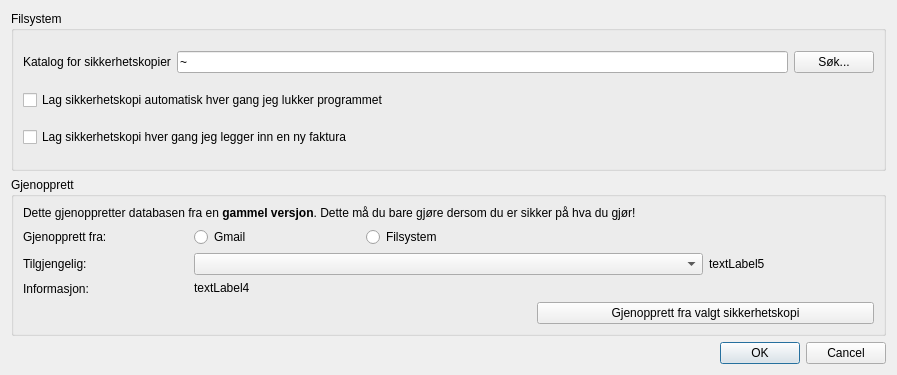
This is finfaktura/ui/sikkerhetskopi.ui in unhammer/finfaktura-prev as Qt 5 draws it before an edit. The edited form follows.
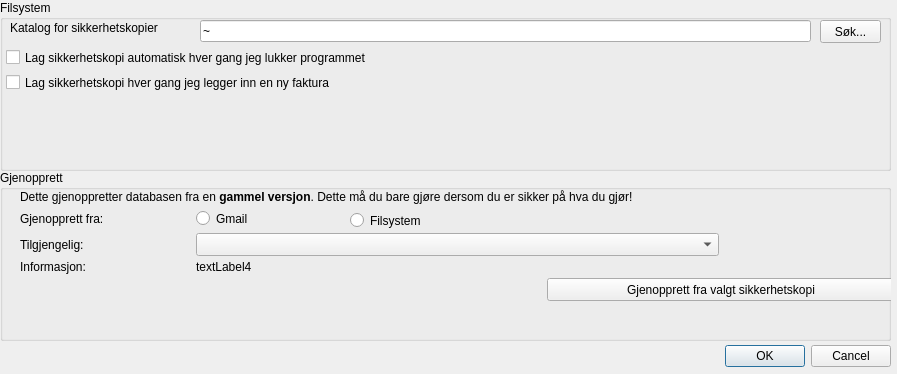
This is the edited form. Custom widgets are drawn as their Qt base class.

Commit message: Konverter ui/sikkerhetskopi.ui fra qt3 til qt4

Diff of the .ui file:
```diff
--- a/finfaktura/ui/sikkerhetskopi.ui
+++ b/finfaktura/ui/sikkerhetskopi.ui
@@ -1,187 +1,263 @@
 <ui version="4.0" >
  <class>Dialog</class>
- <widget class="QDialog" name="Dialog" >
-  <property name="geometry" >
+ <widget class="QDialog" name="Dialog">
+  <property name="geometry">
    <rect>
     <x>0</x>
     <y>0</y>
     <width>897</width>
-    <height>375</height>
+    <height>374</height>
    </rect>
   </property>
   <property name="windowTitle" >
    <string>Dialog</string>
   </property>
-  <layout class="QGridLayout" name="gridLayout" >
-   <item row="0" column="0" >
-    <widget class="Q3GroupBox" name="groupBox11" >
-     <property name="title" >
-      <string>Filsystem</string>
-     </property>
-     <layout class="QGridLayout" name="gridLayout_2" >
-      <item row="0" column="0" >
-       <widget class="QLabel" name="textLabel1_7_2" >
-        <property name="text" >
-         <string>Katalog for sikkerhetskopier</string>
-        </property>
-        <property name="wordWrap" >
-         <bool>false</bool>
-        </property>
-       </widget>
-      </item>
-      <item row="0" column="1" >
-       <widget class="QLineEdit" name="sikkerhetskopiKatalog" >
-        <property name="text" >
-         <string>~</string>
-        </property>
-       </widget>
-      </item>
-      <item row="0" column="2" >
-       <widget class="QPushButton" name="sikkerhetskopiKatalogSok" >
-        <property name="text" >
-         <string>Søk...</string>
-        </property>
-       </widget>
-      </item>
-      <item row="1" column="0" colspan="2" >
-       <widget class="QCheckBox" name="sikkerhetskopiVedAvslutt" >
-        <property name="text" >
-         <string>Lag sikkerhetskopi automatisk hver gang jeg lukker programmet</string>
-        </property>
-       </widget>
-      </item>
-      <item row="2" column="0" colspan="2" >
-       <widget class="QCheckBox" name="sikkerhetskopiVedFaktura" >
-        <property name="text" >
-         <string>Lag sikkerhetskopi hver gang jeg legger inn en ny faktura</string>
-        </property>
-       </widget>
-      </item>
-     </layout>
-    </widget>
-   </item>
-   <item row="1" column="0" >
-    <widget class="Q3GroupBox" name="groupBox17" >
-     <property name="title" >
-      <string>Gjenopprett</string>
-     </property>
-     <layout class="QGridLayout" >
-      <item row="2" column="0" >
-       <widget class="QLabel" name="textLabel2_5_2" >
-        <property name="text" >
-         <string>Tilgjengelig:</string>
-        </property>
-        <property name="wordWrap" >
-         <bool>false</bool>
-        </property>
-       </widget>
-      </item>
-      <item row="1" column="1" >
-       <widget class="QRadioButton" name="radioButton5" >
-        <property name="text" >
-         <string>Gmail</string>
-        </property>
-       </widget>
-      </item>
-      <item row="1" column="0" >
-       <widget class="QLabel" name="textLabel2_5" >
-        <property name="text" >
-         <string>Gjenopprett fra:</string>
-        </property>
-        <property name="wordWrap" >
-         <bool>false</bool>
-        </property>
-       </widget>
-      </item>
-      <item row="1" column="2" >
-       <widget class="QRadioButton" name="radioButton5_2" >
-        <property name="text" >
-         <string>Filsystem</string>
-        </property>
-       </widget>
-      </item>
-      <item row="0" column="0" colspan="5" >
-       <widget class="QLabel" name="textLabel1_6" >
-        <property name="text" >
-         <string>Dette gjenoppretter databasen fra en &lt;b>gammel versjon&lt;/b>. Dette må du bare gjøre dersom du er sikker på hva du gjør!</string>
-        </property>
-        <property name="alignment" >
-         <set>Qt::AlignLeading|Qt::AlignLeft|Qt::AlignTop</set>
-        </property>
-        <property name="wordWrap" >
-         <bool>true</bool>
-        </property>
-       </widget>
-      </item>
-      <item row="2" column="1" colspan="3" >
-       <widget class="QComboBox" name="comboBox10" />
-      </item>
-      <item row="3" column="0" >
-       <widget class="QLabel" name="textLabel3_3" >
-        <property name="text" >
-         <string>Informasjon:</string>
-        </property>
-        <property name="wordWrap" >
-         <bool>false</bool>
-        </property>
-       </widget>
-      </item>
-      <item row="3" column="1" colspan="4" >
-       <widget class="QLabel" name="textLabel4_3" >
-        <property name="text" >
-         <string>textLabel4</string>
-        </property>
-        <property name="textFormat" >
-         <enum>Qt::RichText</enum>
-        </property>
-        <property name="alignment" >
-         <set>Qt::AlignLeading|Qt::AlignLeft|Qt::AlignTop</set>
-        </property>
-        <property name="wordWrap" >
-         <bool>true</bool>
-        </property>
-       </widget>
-      </item>
-      <item row="2" column="4" >
-       <widget class="QLabel" name="textLabel5_3" >
-        <property name="text" >
-         <string>textLabel5</string>
-        </property>
-        <property name="wordWrap" >
-         <bool>false</bool>
-        </property>
-       </widget>
-      </item>
-      <item row="4" column="3" colspan="2" >
-       <widget class="QPushButton" name="pushButton29" >
-        <property name="text" >
-         <string>Gjenopprett fra valgt sikkerhetskopi</string>
-        </property>
-       </widget>
-      </item>
-     </layout>
-    </widget>
-   </item>
-   <item row="2" column="0" >
-    <widget class="QDialogButtonBox" name="buttonBox" >
-     <property name="orientation" >
-      <enum>Qt::Horizontal</enum>
-     </property>
-     <property name="standardButtons" >
-      <set>QDialogButtonBox::Cancel|QDialogButtonBox::Ok</set>
-     </property>
-    </widget>
-   </item>
-  </layout>
+  <widget class="QDialogButtonBox" name="buttonBox">
+   <property name="geometry">
+    <rect>
+     <x>550</x>
+     <y>340</y>
+     <width>341</width>
+     <height>32</height>
+    </rect>
+   </property>
+   <property name="orientation">
+    <enum>Qt::Horizontal</enum>
+   </property>
+   <property name="standardButtons">
+    <set>QDialogButtonBox::Cancel|QDialogButtonBox::Ok</set>
+   </property>
+  </widget>
+  <widget class="QGroupBox" name="groupBox11">
+   <property name="geometry">
+    <rect>
+     <x>0</x>
+     <y>0</y>
+     <width>891</width>
+     <height>171</height>
+    </rect>
+   </property>
+   <property name="title">
+    <string>Filsystem</string>
+   </property>
+   <widget class="QLabel" name="textLabel1_7_2">
+    <property name="geometry">
+     <rect>
+      <x>10</x>
+      <y>20</y>
+      <width>181</width>
+      <height>16</height>
+     </rect>
+    </property>
+    <property name="text">
+     <string>Katalog for sikkerhetskopier</string>
+    </property>
+   </widget>
+   <widget class="QLineEdit" name="lineEdit">
+    <property name="geometry">
+     <rect>
+      <x>200</x>
+      <y>20</y>
+      <width>611</width>
+      <height>22</height>
+     </rect>
+    </property>
+    <property name="text">
+     <string>~</string>
+    </property>
+   </widget>
+   <widget class="QCheckBox" name="sikkerhetskopiVedFaktura">
+    <property name="geometry">
+     <rect>
+      <x>6</x>
+      <y>72</y>
+      <width>810</width>
+      <height>21</height>
+     </rect>
+    </property>
+    <property name="text">
+     <string>Lag sikkerhetskopi hver gang jeg legger inn en ny faktura</string>
+    </property>
+   </widget>
+   <widget class="QCheckBox" name="sikkerhetskopiVedAvslutt">
+    <property name="geometry">
+     <rect>
+      <x>6</x>
+      <y>47</y>
+      <width>810</width>
+      <height>21</height>
+     </rect>
+    </property>
+    <property name="text">
+     <string>Lag sikkerhetskopi automatisk hver gang jeg lukker programmet</string>
+    </property>
+   </widget>
+   <widget class="QPushButton" name="sikkerhetskopiKatalogSok">
+    <property name="geometry">
+     <rect>
+      <x>820</x>
+      <y>20</y>
+      <width>61</width>
+      <height>23</height>
+     </rect>
+    </property>
+    <property name="text">
+     <string>Søk...</string>
+    </property>
+   </widget>
+  </widget>
+  <widget class="QGroupBox" name="groupBox17">
+   <property name="geometry">
+    <rect>
+     <x>0</x>
+     <y>170</y>
+     <width>891</width>
+     <height>171</height>
+    </rect>
+   </property>
+   <property name="title">
+    <string>Gjenopprett</string>
+   </property>
+   <widget class="QLabel" name="textLabel2_5">
+    <property name="geometry">
+     <rect>
+      <x>20</x>
+      <y>38</y>
+      <width>172</width>
+      <height>21</height>
+     </rect>
+    </property>
+    <property name="text">
+     <string>Gjenopprett fra:</string>
+    </property>
+    <property name="wordWrap">
+     <bool>false</bool>
+    </property>
+   </widget>
+   <widget class="QLabel" name="textLabel4_3">
+    <property name="geometry">
+     <rect>
+      <x>196</x>
+      <y>90</y>
+      <width>699</width>
+      <height>14</height>
+     </rect>
+    </property>
+    <property name="text">
+     <string>textLabel4</string>
+    </property>
+    <property name="textFormat">
+     <enum>Qt::RichText</enum>
+    </property>
+    <property name="alignment">
+     <set>Qt::AlignLeading|Qt::AlignLeft|Qt::AlignTop</set>
+    </property>
+    <property name="wordWrap">
+     <bool>true</bool>
+    </property>
+   </widget>
+   <widget class="QComboBox" name="comboBox10">
+    <property name="geometry">
+     <rect>
+      <x>196</x>
+      <y>63</y>
+      <width>523</width>
+      <height>23</height>
+     </rect>
+    </property>
+   </widget>
+   <widget class="QRadioButton" name="radioButton5">
+    <property name="geometry">
+     <rect>
+      <x>196</x>
+      <y>38</y>
+      <width>172</width>
+      <height>21</height>
+     </rect>
+    </property>
+    <property name="text">
+     <string>Gmail</string>
+    </property>
+   </widget>
+   <widget class="QLabel" name="textLabel1_6">
+    <property name="geometry">
+     <rect>
+      <x>20</x>
+      <y>20</y>
+      <width>875</width>
+      <height>14</height>
+     </rect>
+    </property>
+    <property name="text">
+     <string>Dette gjenoppretter databasen fra en &lt;b&gt;gammel versjon&lt;/b&gt;. Dette må du bare gjøre dersom du er sikker på hva du gjør!</string>
+    </property>
+    <property name="alignment">
+     <set>Qt::AlignLeading|Qt::AlignLeft|Qt::AlignTop</set>
+    </property>
+    <property name="wordWrap">
+     <bool>true</bool>
+    </property>
+   </widget>
+   <widget class="QLabel" name="textLabel2_5_2">
+    <property name="geometry">
+     <rect>
+      <x>20</x>
+      <y>63</y>
+      <width>172</width>
+      <height>23</height>
+     </rect>
+    </property>
+    <property name="text">
+     <string>Tilgjengelig:</string>
+    </property>
+    <property name="wordWrap">
+     <bool>false</bool>
+    </property>
+   </widget>
+   <widget class="QLabel" name="textLabel3_3">
+    <property name="geometry">
+     <rect>
+      <x>20</x>
+      <y>90</y>
+      <width>172</width>
+      <height>14</height>
+     </rect>
+    </property>
+    <property name="text">
+     <string>Informasjon:</string>
+    </property>
+    <property name="wordWrap">
+     <bool>false</bool>
+    </property>
+   </widget>
+   <widget class="QPushButton" name="pushButton29">
+    <property name="geometry">
+     <rect>
+      <x>547</x>
+      <y>108</y>
+      <width>348</width>
+      <height>23</height>
+     </rect>
+    </property>
+    <property name="text">
+     <string>Gjenopprett fra valgt sikkerhetskopi</string>
+    </property>
+   </widget>
+   <widget class="QRadioButton" name="radioButton5_2">
+    <property name="geometry">
+     <rect>
+      <x>350</x>
+      <y>40</y>
+      <width>171</width>
+      <height>21</height>
+     </rect>
+    </property>
+    <property name="text">
+     <string>Filsystem</string>
+    </property>
+   </widget>
+  </widget>
  </widget>
- <customwidgets>
-  <customwidget>
-   <class>Q3GroupBox</class>
-   <extends>QGroupBox</extends>
-   <header>Qt3Support/Q3GroupBox</header>
-   <container>1</container>
-  </customwidget>
- </customwidgets>
  <resources/>
  <connections>
   <connection>
```
Left out of the diff: 13 changed lines with no effect on the pictures.
